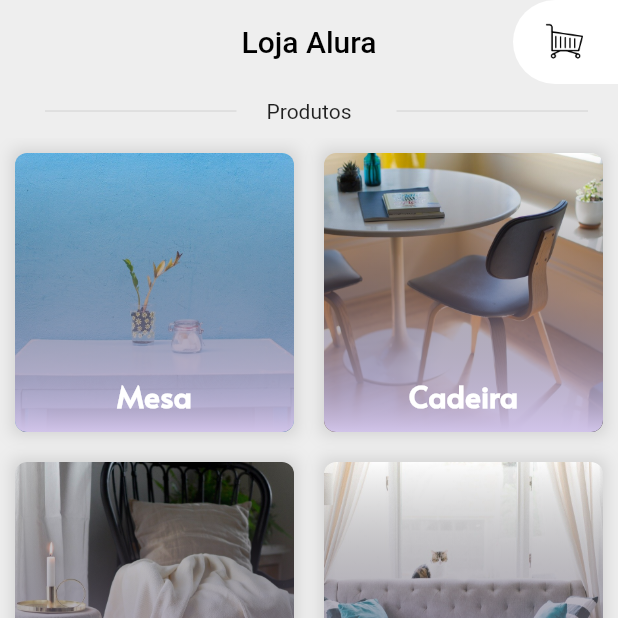
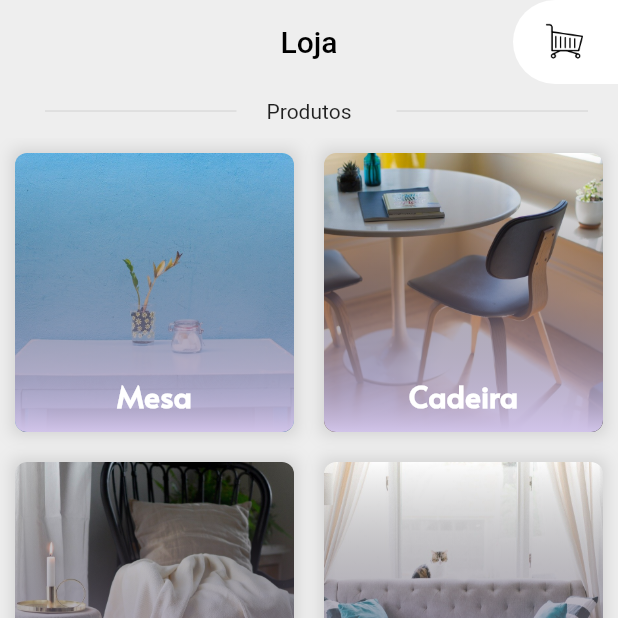
Before and after one commit to shifaltz/loja_alura, a Flutter app: the screen it shows after launch, on a phone screen of 412 x 824 dp, the top half of it. Run offline on Flutter 3.47's test engine with Material 2 defaults, Android fonts, the phone set to English and light mode, and no system bars.

```diff
--- a/lib/main.dart
+++ b/lib/main.dart
@@ -117,7 +117,7 @@ class _HomeState extends State<Home> {
   Widget build(BuildContext context) {
     return Scaffold(
       backgroundColor: Colors.grey[200],
-      appBar: AppBarCustom(titulo: 'Loja Alura', carrinho: false),
+      appBar: AppBarCustom(titulo: 'Loja', carrinho: false),
       body: Column(
         children: [
           Row(
--- a/pubspec.yaml
+++ b/pubspec.yaml
@@ -33,6 +33,7 @@ dependencies:
 dev_dependencies:
   flutter_test:
     sdk: flutter
+  flutter_native_splash: ^1.2.1
 
 # For information on the generic Dart part of this file, see the
 # following page: https://dart.dev/tools/pub/pubspec
```
Also changed, not shown: assets/images/splash.png (added), pubspec.lock, 15 other files.
